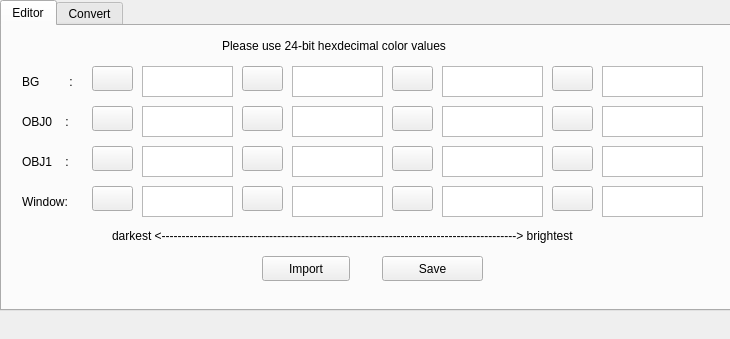
The window that ui/mainwindow.ui (KofiAnnan97/apgb_converter) describes before a commit, drawn with Qt 5.
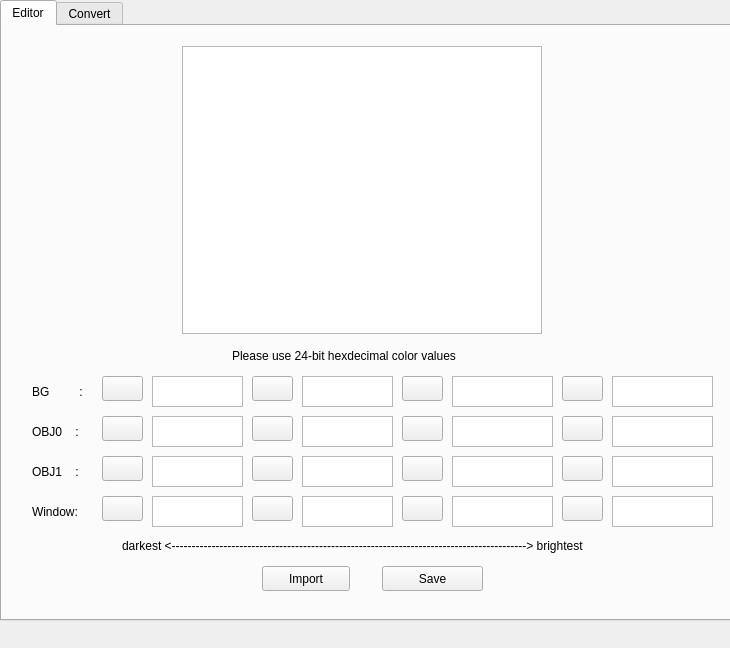
The same window after the commit.

```diff
--- a/ui/mainwindow.ui
+++ b/ui/mainwindow.ui
@@ -7,7 +7,7 @@
     <x>0</x>
     <y>0</y>
     <width>730</width>
-    <height>339</height>
+    <height>648</height>
    </rect>
   </property>
   <property name="windowTitle">
@@ -20,7 +20,7 @@
       <x>0</x>
       <y>0</y>
       <width>731</width>
-      <height>311</height>
+      <height>621</height>
      </rect>
     </property>
     <property name="currentIndex">
@@ -34,7 +34,7 @@
       <property name="geometry">
        <rect>
         <x>260</x>
-        <y>230</y>
+        <y>540</y>
         <width>88</width>
         <height>25</height>
        </rect>
@@ -46,8 +46,8 @@
      <widget class="QLabel" name="lbl_obj0">
       <property name="geometry">
        <rect>
-        <x>20</x>
-        <y>80</y>
+        <x>30</x>
+        <y>390</y>
         <width>61</width>
         <height>31</height>
        </rect>
@@ -59,8 +59,8 @@
      <widget class="QTextEdit" name="txt_window_2">
       <property name="geometry">
        <rect>
-        <x>440</x>
-        <y>160</y>
+        <x>450</x>
+        <y>470</y>
         <width>101</width>
         <height>31</height>
        </rect>
@@ -69,8 +69,8 @@
      <widget class="QTextEdit" name="txt_window_0">
       <property name="geometry">
        <rect>
-        <x>140</x>
-        <y>160</y>
+        <x>150</x>
+        <y>470</y>
         <width>91</width>
         <height>31</height>
        </rect>
@@ -79,8 +79,8 @@
      <widget class="QPushButton" name="btn_obj0_3">
       <property name="geometry">
        <rect>
-        <x>550</x>
-        <y>80</y>
+        <x>560</x>
+        <y>390</y>
         <width>41</width>
         <height>25</height>
        </rect>
@@ -92,8 +92,8 @@
      <widget class="QTextEdit" name="txt_bg_1">
       <property name="geometry">
        <rect>
-        <x>290</x>
-        <y>40</y>
+        <x>300</x>
+        <y>350</y>
         <width>91</width>
         <height>31</height>
        </rect>
@@ -102,8 +102,8 @@
      <widget class="QPushButton" name="btn_window_3">
       <property name="geometry">
        <rect>
-        <x>550</x>
-        <y>160</y>
+        <x>560</x>
+        <y>470</y>
         <width>41</width>
         <height>25</height>
        </rect>
@@ -115,8 +115,8 @@
      <widget class="QPushButton" name="btn_obj1_0">
       <property name="geometry">
        <rect>
-        <x>90</x>
-        <y>120</y>
+        <x>100</x>
+        <y>430</y>
         <width>41</width>
         <height>25</height>
        </rect>
@@ -128,8 +128,8 @@
      <widget class="QPushButton" name="btn_bg_3">
       <property name="geometry">
        <rect>
-        <x>550</x>
-        <y>40</y>
+        <x>560</x>
+        <y>350</y>
         <width>41</width>
         <height>25</height>
        </rect>
@@ -141,8 +141,8 @@
      <widget class="QTextEdit" name="txt_bg_3">
       <property name="geometry">
        <rect>
-        <x>600</x>
-        <y>40</y>
+        <x>610</x>
+        <y>350</y>
         <width>101</width>
         <height>31</height>
        </rect>
@@ -151,8 +151,8 @@
      <widget class="QTextEdit" name="txt_bg_2">
       <property name="geometry">
        <rect>
-        <x>440</x>
-        <y>40</y>
+        <x>450</x>
+        <y>350</y>
         <width>101</width>
         <height>31</height>
        </rect>
@@ -161,8 +161,8 @@
      <widget class="QPushButton" name="btn_bg_1">
       <property name="geometry">
        <rect>
-        <x>240</x>
-        <y>40</y>
+        <x>250</x>
+        <y>350</y>
         <width>41</width>
         <height>25</height>
        </rect>
@@ -174,8 +174,8 @@
      <widget class="QPushButton" name="btn_obj1_1">
       <property name="geometry">
        <rect>
-        <x>240</x>
-        <y>120</y>
+        <x>250</x>
+        <y>430</y>
         <width>41</width>
         <height>25</height>
        </rect>
@@ -187,8 +187,8 @@
      <widget class="QPushButton" name="btn_obj1_3">
       <property name="geometry">
        <rect>
-        <x>550</x>
-        <y>120</y>
+        <x>560</x>
+        <y>430</y>
         <width>41</width>
         <height>25</height>
        </rect>
@@ -201,7 +201,7 @@
       <property name="geometry">
        <rect>
         <x>380</x>
-        <y>230</y>
+        <y>540</y>
         <width>101</width>
         <height>25</height>
        </rect>
@@ -213,8 +213,8 @@
      <widget class="QTextEdit" name="txt_obj1_1">
       <property name="geometry">
        <rect>
-        <x>290</x>
-        <y>120</y>
+        <x>300</x>
+        <y>430</y>
         <width>91</width>
         <height>31</height>
        </rect>
@@ -223,8 +223,8 @@
      <widget class="QLabel" name="lbl_window">
       <property name="geometry">
        <rect>
-        <x>20</x>
-        <y>160</y>
+        <x>30</x>
+        <y>470</y>
         <width>61</width>
         <height>31</height>
        </rect>
@@ -236,8 +236,8 @@
      <widget class="QLabel" name="lbl_editor_tip">
       <property name="geometry">
        <rect>
-        <x>220</x>
-        <y>10</y>
+        <x>230</x>
+        <y>320</y>
         <width>291</width>
         <height>20</height>
        </rect>
@@ -249,8 +249,8 @@
      <widget class="QPushButton" name="btn_obj0_1">
       <property name="geometry">
        <rect>
-        <x>240</x>
-        <y>80</y>
+        <x>250</x>
+        <y>390</y>
         <width>41</width>
         <height>25</height>
        </rect>
@@ -262,8 +262,8 @@
      <widget class="QTextEdit" name="txt_obj0_1">
       <property name="geometry">
        <rect>
-        <x>290</x>
-        <y>80</y>
+        <x>300</x>
+        <y>390</y>
         <width>91</width>
         <height>31</height>
        </rect>
@@ -272,8 +272,8 @@
      <widget class="QPushButton" name="btn_obj0_0">
       <property name="geometry">
        <rect>
-        <x>90</x>
-        <y>80</y>
+        <x>100</x>
+        <y>390</y>
         <width>41</width>
         <height>25</height>
        </rect>
@@ -285,8 +285,8 @@
      <widget class="QLabel" name="lbl_scale">
       <property name="geometry">
        <rect>
-        <x>110</x>
-        <y>200</y>
+        <x>120</x>
+        <y>510</y>
         <width>531</width>
         <height>20</height>
        </rect>
@@ -298,8 +298,8 @@
      <widget class="QTextEdit" name="txt_obj0_2">
       <property name="geometry">
        <rect>
-        <x>440</x>
-        <y>80</y>
+        <x>450</x>
+        <y>390</y>
         <width>101</width>
         <height>31</height>
        </rect>
@@ -308,8 +308,8 @@
      <widget class="QTextEdit" name="txt_window_3">
       <property name="geometry">
        <rect>
-        <x>600</x>
-        <y>160</y>
+        <x>610</x>
+        <y>470</y>
         <width>101</width>
         <height>31</height>
        </rect>
@@ -318,8 +318,8 @@
      <widget class="QTextEdit" name="txt_bg_0">
       <property name="geometry">
        <rect>
-        <x>140</x>
-        <y>40</y>
+        <x>150</x>
+        <y>350</y>
         <width>91</width>
         <height>31</height>
        </rect>
@@ -328,8 +328,8 @@
      <widget class="QPushButton" name="btn_bg_2">
       <property name="geometry">
        <rect>
-        <x>390</x>
-        <y>40</y>
+        <x>400</x>
+        <y>350</y>
         <width>41</width>
         <height>25</height>
        </rect>
@@ -341,8 +341,8 @@
      <widget class="QTextEdit" name="txt_obj1_0">
       <property name="geometry">
        <rect>
-        <x>140</x>
-        <y>120</y>
+        <x>150</x>
+        <y>430</y>
         <width>91</width>
         <height>31</height>
        </rect>
@@ -351,8 +351,8 @@
      <widget class="QLabel" name="lbl_obj1">
       <property name="geometry">
        <rect>
-        <x>20</x>
-        <y>120</y>
+        <x>30</x>
+        <y>430</y>
         <width>61</width>
         <height>31</height>
        </rect>
@@ -364,8 +364,8 @@
      <widget class="QPushButton" name="btn_window_0">
       <property name="geometry">
        <rect>
-        <x>90</x>
-        <y>160</y>
+        <x>100</x>
+        <y>470</y>
         <width>41</width>
         <height>25</height>
        </rect>
@@ -377,8 +377,8 @@
      <widget class="QPushButton" name="btn_window_1">
       <property name="geometry">
        <rect>
-        <x>240</x>
-        <y>160</y>
+        <x>250</x>
+        <y>470</y>
         <width>41</width>
         <height>25</height>
        </rect>
@@ -390,8 +390,8 @@
      <widget class="QTextEdit" name="txt_obj0_3">
       <property name="geometry">
        <rect>
-        <x>600</x>
-        <y>80</y>
+        <x>610</x>
+        <y>390</y>
         <width>101</width>
         <height>31</height>
        </rect>
@@ -400,8 +400,8 @@
      <widget class="QPushButton" name="btn_obj1_2">
       <property name="geometry">
        <rect>
-        <x>390</x>
-        <y>120</y>
+        <x>400</x>
+        <y>430</y>
         <width>41</width>
         <height>25</height>
        </rect>
@@ -413,8 +413,8 @@
      <widget class="QPushButton" name="btn_window_2">
       <property name="geometry">
        <rect>
-        <x>390</x>
-        <y>160</y>
+        <x>400</x>
+        <y>470</y>
         <width>41</width>
         <height>25</height>
        </rect>
@@ -426,8 +426,8 @@
      <widget class="QTextEdit" name="txt_obj0_0">
       <property name="geometry">
        <rect>
-        <x>140</x>
-        <y>80</y>
+        <x>150</x>
+        <y>390</y>
         <width>91</width>
         <height>31</height>
        </rect>
@@ -436,8 +436,8 @@
      <widget class="QTextEdit" name="txt_obj1_2">
       <property name="geometry">
        <rect>
-        <x>440</x>
-        <y>120</y>
+        <x>450</x>
+        <y>430</y>
         <width>101</width>
         <height>31</height>
        </rect>
@@ -446,8 +446,8 @@
      <widget class="QTextEdit" name="txt_obj1_3">
       <property name="geometry">
        <rect>
-        <x>600</x>
-        <y>120</y>
+        <x>610</x>
+        <y>430</y>
         <width>101</width>
         <height>31</height>
        </rect>
@@ -456,8 +456,8 @@
      <widget class="QPushButton" name="btn_obj0_2">
       <property name="geometry">
        <rect>
-        <x>390</x>
-        <y>80</y>
+        <x>400</x>
+        <y>390</y>
         <width>41</width>
         <height>25</height>
        </rect>
@@ -469,8 +469,8 @@
      <widget class="QPushButton" name="btn_bg_0">
       <property name="geometry">
        <rect>
-        <x>90</x>
-        <y>40</y>
+        <x>100</x>
+        <y>350</y>
         <width>41</width>
         <height>25</height>
        </rect>
@@ -482,8 +482,8 @@
      <widget class="QTextEdit" name="txt_window_1">
       <property name="geometry">
        <rect>
-        <x>290</x>
-        <y>160</y>
+        <x>300</x>
+        <y>470</y>
         <width>91</width>
         <height>31</height>
        </rect>
@@ -492,8 +492,8 @@
      <widget class="QLabel" name="lbl_bg">
       <property name="geometry">
        <rect>
-        <x>20</x>
-        <y>40</y>
+        <x>30</x>
+        <y>350</y>
         <width>61</width>
         <height>31</height>
        </rect>
@@ -502,6 +502,36 @@
        <string>BG         :</string>
       </property>
      </widget>
+     <widget class="QGraphicsView" name="view_img">
+      <property name="geometry">
+       <rect>
+        <x>180</x>
+        <y>20</y>
+        <width>360</width>
+        <height>288</height>
+       </rect>
+      </property>
+      <property name="minimumSize">
+       <size>
+        <width>301</width>
+        <height>0</height>
+       </size>
+      </property>
+      <property name="verticalScrollBarPolicy">
+       <enum>Qt::ScrollBarPolicy::ScrollBarAlwaysOff</enum>
+      </property>
+      <property name="horizontalScrollBarPolicy">
+       <enum>Qt::ScrollBarPolicy::ScrollBarAlwaysOff</enum>
+      </property>
+      <property name="sceneRect">
+       <rectf>
+        <x>0.000000000000000</x>
+        <y>0.000000000000000</y>
+        <width>0.000000000000000</width>
+        <height>0.000000000000000</height>
+       </rectf>
+      </property>
+     </widget>
     </widget>
     <widget class="QWidget" name="tab_converter">
      <attribute name="title">
```
